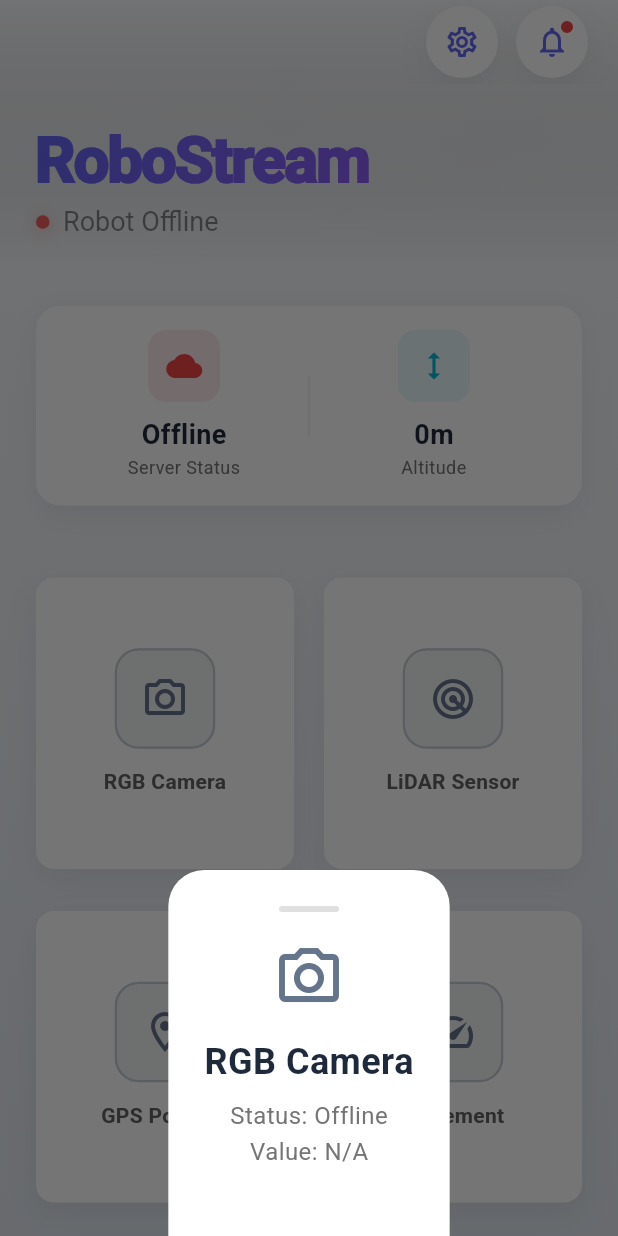
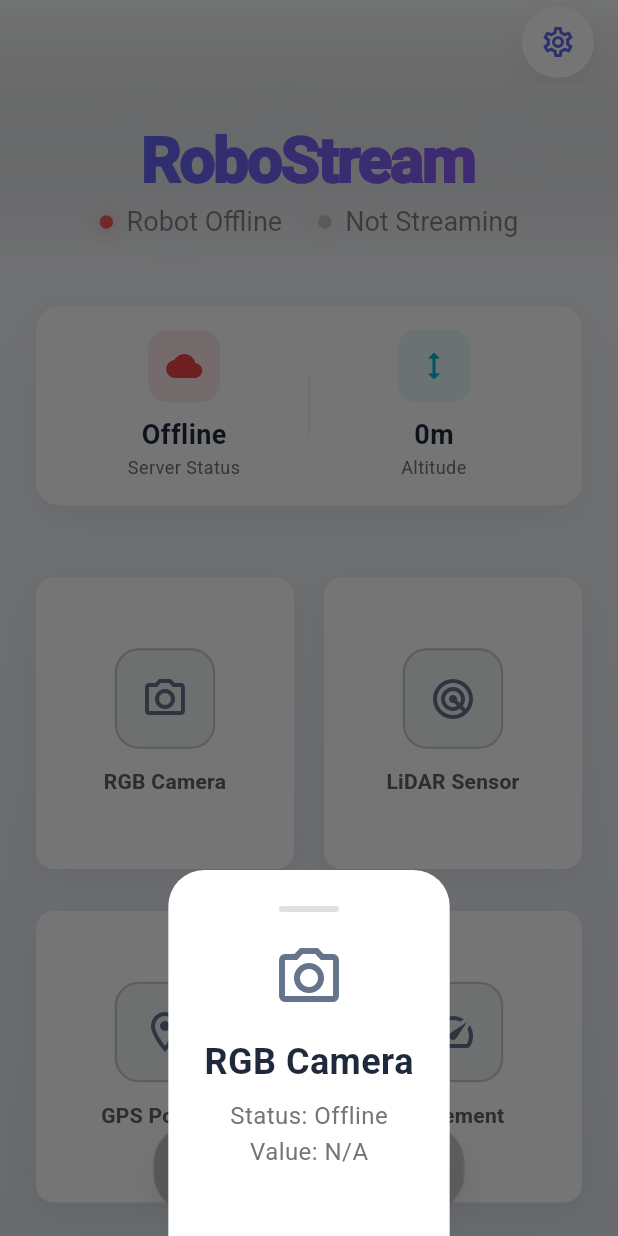
Before and after one commit to LiquidGalaxyLAB/LG-RoboStream, a Flutter app: the HomeScreen screen opened by its route, after a tap on "RGB Camera", on a phone screen of 412 x 824 dp. Run offline on Flutter 3.47's test engine with Material 3 defaults, Android fonts, the phone set to English and light mode, and no system bars; our stand-ins replace equatable, flutter_bloc, go_router; missing offline and left inert: dartssh2.

Commit message:
Implement streaming functionality with a new StreamingButton widget; update UI to reflect streaming status and modify server configuration messages.

```diff
--- a/robostream/lib/app/home_screen.dart
+++ b/robostream/lib/app/home_screen.dart
@@ -16,18 +16,16 @@ class HomeScreen extends StatefulWidget {
 
 class _HomeScreenState extends State<HomeScreen> with TickerProviderStateMixin {
   late AnimationController _parallaxController;
-  late AnimationController _headerController;
   late AnimationController _statsController;
   late AnimationController _pulseController;
 
   late Animation<double> _parallaxAnimation;
-  late Animation<double> _headerSlideAnimation;
   late Animation<double> _statsAnimation;
   late Animation<double> _pulseAnimation;
 
   final ScrollController _scrollController = ScrollController();
-  double _scrollOffset = 0.0;
   bool _isConnected = false;
+  bool _isStreaming = false;
 
   // Servicio del servidor y datos
   final RobotServerService _serverService = RobotServerService();
@@ -38,7 +36,6 @@ class _HomeScreenState extends State<HomeScreen> with TickerProviderStateMixin {
   void initState() {
     super.initState();
     _initializeAnimations();
-    _setupScrollListener();
     _startContinuousAnimations();
     _setupServerConnection();
   }
@@ -78,10 +75,6 @@ class _HomeScreenState extends State<HomeScreen> with TickerProviderStateMixin {
       duration: const Duration(milliseconds: 3000),
       vsync: this,
     );
-    _headerController = AnimationController(
-      duration: HomeStyles.headerDuration,
-      vsync: this,
-    );
     _statsController = AnimationController(
       duration: HomeStyles.statsDuration,
       vsync: this,
@@ -94,9 +87,6 @@ class _HomeScreenState extends State<HomeScreen> with TickerProviderStateMixin {
     _parallaxAnimation = Tween<double>(begin: 0.0, end: 1.0).animate(
       CurvedAnimation(parent: _parallaxController, curve: Curves.linear),
     );
-    _headerSlideAnimation = Tween<double>(begin: -50.0, end: 0.0).animate(
-      CurvedAnimation(parent: _headerController, curve: AppStyles.smoothCurve),
-    );
     _statsAnimation = Tween<double>(begin: 0.0, end: 1.0).animate(
       CurvedAnimation(parent: _statsController, curve: AppStyles.bouncyCurve),
     );
@@ -104,7 +94,6 @@ class _HomeScreenState extends State<HomeScreen> with TickerProviderStateMixin {
       CurvedAnimation(parent: _pulseController, curve: Curves.easeInOut),
     );
 
-    _headerController.forward();
     _statsController.forward();
   }
 
@@ -113,18 +102,9 @@ class _HomeScreenState extends State<HomeScreen> with TickerProviderStateMixin {
     _pulseController.repeat(reverse: true);
   }
 
-  void _setupScrollListener() {
-    _scrollController.addListener(() {
-      setState(() {
-        _scrollOffset = _scrollController.offset;
-      });
-    });
-  }
-
   @override
   void dispose() {
     _parallaxController.dispose();
-    _headerController.dispose();
     _statsController.dispose();
     _pulseController.dispose();
     _scrollController.dispose();
@@ -138,6 +118,32 @@ class _HomeScreenState extends State<HomeScreen> with TickerProviderStateMixin {
     await _serverService.checkConnection();
     await Future.delayed(const Duration(milliseconds: 1500));
     HapticFeedback.selectionClick();
+  }
+
+  void _toggleStreaming() {
+    HapticFeedback.mediumImpact();
+    setState(() {
+      _isStreaming = !_isStreaming;
+    });
+
+    if (_isStreaming) {
+      // Aquí se implementaría la lógica para iniciar el streaming al LG
+      // Por ejemplo, llamar al servicio que maneje el envío de datos al LG
+      _startStreamingToLG();
+    } else {
+      // Detener el streaming
+      _stopStreamingToLG();
+    }
+  }
+
+  void _startStreamingToLG() {
+    // TODO: Implementar la lógica para enviar datos al LG
+    print('Iniciando streaming al LG...');
+  }
+
+  void _stopStreamingToLG() {
+    // TODO: Implementar la lógica para detener el streaming al LG
+    print('Deteniendo streaming al LG...');
   }
 
   @override
@@ -168,6 +174,12 @@ class _HomeScreenState extends State<HomeScreen> with TickerProviderStateMixin {
           ),
         ),
       ),
+      floatingActionButton: StreamingButton(
+        isStreaming: _isStreaming,
+        isEnabled: _isConnected,
+        onPressed: _toggleStreaming,
+      ),
+      floatingActionButtonLocation: FloatingActionButtonLocation.centerFloat,
     );
   }
 
@@ -249,19 +261,19 @@ class _HomeScreenState extends State<HomeScreen> with TickerProviderStateMixin {
         'value': _actuatorData != null ? '${avgWheelSpeed.toStringAsFixed(0)} RPM' : 'N/A'
       },
       {
-        'icon': Icons.cloud_outlined,
-        'label': 'Server Link',
-        'color': _isConnected ? const Color(0xFF10B981) : const Color(0xFFEF4444),
-        'status': _isConnected ? 'Online' : 'Offline',
-        'value': _isConnected ? lastUpdateText : 'N/A'
-      },
-      {
         'icon': Icons.thermostat_outlined,
         'label': 'Temperature',
         'color': _actuatorData != null ? const Color(0xFFEF4444) : const Color(0xFF64748B),
         'status': _actuatorData != null ? 'Monitoring' : 'Offline',
         'value': _actuatorData != null ?
             '${((_actuatorData!.frontLeftWheel.temperature + _actuatorData!.frontRightWheel.temperature + _actuatorData!.backLeftWheel.temperature + _actuatorData!.backRightWheel.temperature) / 4).toStringAsFixed(1)}°C' : 'N/A'
+      },
+      {
+        'icon': Icons.cloud_outlined,
+        'label': 'Server Link',
+        'color': _isConnected ? const Color(0xFF10B981) : const Color(0xFFEF4444),
+        'status': _isConnected ? 'Online' : 'Offline',
+        'value': _isConnected ? lastUpdateText : 'N/A'
       },
     ];
   }
@@ -278,16 +290,8 @@ class _HomeScreenState extends State<HomeScreen> with TickerProviderStateMixin {
           StretchMode.blurBackground,
         ],
         titlePadding: const EdgeInsets.symmetric(horizontal: 24, vertical: 20),
-        centerTitle: false,        title: AnimatedBuilder(
-          animation: _headerSlideAnimation,
-          builder: (context, child) {
-            return Transform.translate(
-              offset: Offset(_headerSlideAnimation.value, -_scrollOffset * 0.1),
-              child: child,
-            );
-          },
-          child: _buildHeaderTitle(),
-        ),        background: AnimatedBuilder(
+        centerTitle: true,
+        title: _buildHeaderTitle(),        background: AnimatedBuilder(
           animation: _parallaxAnimation,
           builder: (context, child) {
             return Stack(
@@ -310,17 +314,20 @@ class _HomeScreenState extends State<HomeScreen> with TickerProviderStateMixin {
             ),
           ),
         ),
-      ),      actions: [
+      ),
+      actions: [
         Padding(
-          padding: const EdgeInsets.only(right: 20),
-          child: Row(
-            mainAxisSize: MainAxisSize.min,
-            children: [              Container(
+          padding: const EdgeInsets.only(right: 16),
+          child: Center(
+            child: Container(
+              width: 48,
+              height: 48,
               decoration: BoxDecoration(
                 shape: BoxShape.circle,
                 color: Colors.white,
                 boxShadow: AppStyles.cardShadow,
               ),
+              child: Center(
                 child: IconButton(
                   icon: const Icon(Icons.settings_outlined),
                   color: AppStyles.primaryColor,
@@ -345,38 +352,8 @@ class _HomeScreenState extends State<HomeScreen> with TickerProviderStateMixin {
                 }
               },
                 ),
-              ),const SizedBox(width: 12),
-              Container(
-                decoration: BoxDecoration(
-                  shape: BoxShape.circle,
-                  color: Colors.white,
-                  boxShadow: AppStyles.cardShadow,
-                ),
-                child: Stack(
-                  children: [
-                    IconButton(
-                      icon: const Icon(Icons.notifications_outlined),
-                      color: AppStyles.primaryColor,
-                      iconSize: 24,
-                      onPressed: () => HapticFeedback.lightImpact(),
-                    ),
-                    Positioned(
-                      right: 8,
-                      top: 8,
-                      child: Container(
-                        width: 12,
-                        height: 12,
-                        decoration: BoxDecoration(
-                          shape: BoxShape.circle,
-                          color: AppStyles.errorColor,
-                          border: Border.all(color: Colors.white, width: 2),
               ),
             ),
-                    ),
-                  ],
-                ),
-              ),
-            ],
           ),
         ),
       ],
@@ -388,7 +365,8 @@ class _HomeScreenState extends State<HomeScreen> with TickerProviderStateMixin {
         animation: _statsAnimation,
         builder: (context, child) {
           return Transform.translate(
-            offset: Offset(0, 30 * (1 - _statsAnimation.value)),              child: Opacity(
+            offset: Offset(0, 30 * (1 - _statsAnimation.value)),
+            child: Opacity(
               opacity: _statsAnimation.value.clamp(0.0, 1.0),
               child: CustomCard(
                 margin: const EdgeInsets.all(24),
@@ -622,6 +600,19 @@ class _HomeScreenState extends State<HomeScreen> with TickerProviderStateMixin {
         _buildDetailRow('Y-axis', '${imu.magnetometer.y.toStringAsFixed(2)}'),
         _buildDetailRow('Z-axis', '${imu.magnetometer.z.toStringAsFixed(2)}'),
       ]);
+    } else if (label == 'LG Streaming') {
+      detailWidgets.addAll([
+        _buildDetailRow('Status', _isStreaming ? 'Streaming Active' : 'Not Streaming'),
+        _buildDetailRow('Connection', _isConnected ? 'Robot Connected' : 'Robot Offline'),
+        _buildDetailRow('Data Rate', _isStreaming ? '10 Hz' : 'N/A'),
+        _buildDetailRow('Last Sync', _isStreaming ? 'Live' : 'N/A'),
+        if (_isStreaming) ...[
+          const SizedBox(height: 8),
+          _buildDetailRow('GPS Data', _sensorData?.gps != null ? 'Transmitting' : 'No Data'),
+          _buildDetailRow('Camera Feed', _sensorData?.camera == 'Streaming' ? 'Transmitting' : 'No Feed'),
+          _buildDetailRow('Sensor Data', _sensorData?.imu != null ? 'Transmitting' : 'No Data'),
+        ],
+      ]);
     } else if (label == 'Server Link') {
       final timestamp = _sensorData?.timestamp;
       detailWidgets.addAll([
@@ -737,9 +728,9 @@ class _HomeScreenState extends State<HomeScreen> with TickerProviderStateMixin {
   Widget _buildHeaderTitle() {
     return FittedBox(
       fit: BoxFit.scaleDown,
-      alignment: Alignment.centerLeft,
+      alignment: Alignment.center,
       child: Column(
-        crossAxisAlignment: CrossAxisAlignment.start,
+        crossAxisAlignment: CrossAxisAlignment.center,
         mainAxisSize: MainAxisSize.min,
         children: [
           ShaderMask(
@@ -755,7 +746,20 @@ class _HomeScreenState extends State<HomeScreen> with TickerProviderStateMixin {
             ),
           ),
           const SizedBox(height: 2),
+          Padding(
+            padding: const EdgeInsets.symmetric(horizontal: 8.0),
+            child: Row(
+              mainAxisSize: MainAxisSize.min,
+              mainAxisAlignment: MainAxisAlignment.center,
+              children: [
+                const SizedBox(width: 8),
                 _buildConnectionStatus(),
+                const SizedBox(width: 16),
+                _buildStreamingStatusHeader(),
+                const SizedBox(width: 8),
+              ],
+            ),
+          ),
         ],
       ),
     );
@@ -802,4 +806,46 @@ class _HomeScreenState extends State<HomeScreen> with TickerProviderStateMixin {
       ),
     );
   }
+
+  Widget _buildStreamingStatusHeader() {
+    return AnimatedBuilder(
+      animation: _pulseAnimation,
+      builder: (context, child) {
+        return Opacity(
+          opacity: _pulseAnimation.value,
+          child: child,
+        );
+      },
+      child: Row(
+        mainAxisSize: MainAxisSize.min,
+        children: [
+          Container(
+            width: 6,
+            height: 6,
+            decoration: BoxDecoration(
+              shape: BoxShape.circle,
+              color: _isStreaming ? const Color(0xFF10B981) : Colors.grey.shade400,
+              boxShadow: [
+                BoxShadow(
+                  color: (_isStreaming ? const Color(0xFF10B981) : Colors.grey.shade400)
+                      .withOpacity(0.5),
+                  blurRadius: 6,
+                  offset: const Offset(0, 1),
+                ),
+              ],
+            ),
+          ),
+          const SizedBox(width: 6),
+          Text(
+            _isStreaming ? 'Streaming' : 'Not Streaming',
+            style: const TextStyle(
+              fontSize: 12,
+              fontWeight: FontWeight.w500,
+              color: Colors.black54,
+            ),
+          ),
+        ],
+      ),
+    );
   }
+}
--- a/robostream/lib/app/login_screen.dart
+++ b/robostream/lib/app/login_screen.dart
@@ -253,16 +253,7 @@ class _LoginViewState extends State<_LoginView> with TickerProviderStateMixin {
                         duration: const Duration(milliseconds: 800),
                         builder: (context, value, child) {
                           return ShaderMask(
-                            shaderCallback: (bounds) {
-                              return LinearGradient(
-                                colors: [
-                                  AppStyles.primaryColor.withOpacity(value),
-                                  AppStyles.secondaryColor.withOpacity(value),
-                                  AppStyles.accentColor.withOpacity(value * 0.8),
-                                ],
-                                stops: const [0.0, 0.5, 1.0],
-                              ).createShader(bounds);
-                            },
+                            shaderCallback: (bounds) => AppStyles.primaryGradient.createShader(bounds),
                             child: Text(
                               'RoboStream',
                               style: Theme.of(context).textTheme.displayLarge?.copyWith(
--- a/robostream/lib/app/server_config_screen.dart
+++ b/robostream/lib/app/server_config_screen.dart
@@ -254,7 +254,7 @@ class _ServerConfigScreenState extends State<ServerConfigScreen> {
                             const Icon(Icons.check_circle, color: Colors.white),
                             const SizedBox(width: ServerConfigStyles.tinySpacing),
                             Expanded(
-                              child: Text('Configuration saved and streaming started!'),
+                              child: Text('Configuration saved and monitoring'),
                             ),
                           ],
                         ),
@@ -279,7 +279,7 @@ class _ServerConfigScreenState extends State<ServerConfigScreen> {
                 },
                 style: ServerConfigStyles.saveButtonStyle,
                 child: Text(
-                  'Save & Start Streaming',
+                  'Save & Monitor',
                   style: ServerConfigStyles.buttonTextStyle,
                 ),
               ),
--- /dev/null
+++ b/robostream/lib/widgets/streaming_button.dart
@@ -0,0 +1,131 @@
+import 'package:flutter/material.dart';
+import 'package:flutter/services.dart';
+
+class StreamingButton extends StatefulWidget {
+  final bool isStreaming;
+  final bool isEnabled;
+  final VoidCallback? onPressed;
+
+  const StreamingButton({
+    Key? key,
+    required this.isStreaming,
+    required this.isEnabled,
+    this.onPressed,
+  }) : super(key: key);
+
+  @override
+  State<StreamingButton> createState() => _StreamingButtonState();
+}
+
+class _StreamingButtonState extends State<StreamingButton> {
+  void _handlePress() {
+    if (widget.isEnabled && widget.onPressed != null) {
+      HapticFeedback.mediumImpact();
+      widget.onPressed!();
+    }
+  }
+
+  @override
+  Widget build(BuildContext context) {
+    final primaryColor = widget.isStreaming
+        ? const Color(0xFFEF4444)
+        : const Color(0xFF6366F1);
+
+    final disabledColor = Colors.grey.shade400;
+
+    return Container(
+      decoration: BoxDecoration(
+        borderRadius: BorderRadius.circular(25),
+        boxShadow: [
+          // Sombra principal
+          BoxShadow(
+            color: (widget.isEnabled ? primaryColor : disabledColor)
+                .withOpacity(0.3),
+            blurRadius: 15,
+            offset: const Offset(0, 8),
+          ),
+        ],
+      ),
+      child: Material(
+        borderRadius: BorderRadius.circular(25),
+        color: Colors.transparent,
+        child: InkWell(
+          borderRadius: BorderRadius.circular(25),
+          onTap: _handlePress,
+          child: Container(
+            padding: const EdgeInsets.symmetric(
+              horizontal: 24,
+              vertical: 16,
+            ),
+            decoration: BoxDecoration(
+              borderRadius: BorderRadius.circular(25),
+              gradient: widget.isEnabled
+                  ? LinearGradient(
+                      colors: widget.isStreaming
+                          ? [
+                              const Color(0xFFEF4444),
+                              const Color(0xFFDC2626),
+                            ]
+                          : [
+                              const Color(0xFF6366F1),
+                              const Color(0xFF4F46E5),
+                            ],
+                      begin: Alignment.topLeft,
+                      end: Alignment.bottomRight,
+                    )
+                  : LinearGradient(
+                      colors: [
+                        disabledColor,
+                        disabledColor.withOpacity(0.8),
+                      ],
+                    ),
+              border: Border.all(
+                color: Colors.white.withOpacity(0.2),
+                width: 1,
+              ),
+            ),
+            child: Row(
+              mainAxisSize: MainAxisSize.min,
+              children: [
+                // Icono con animación
+                AnimatedSwitcher(
+                  duration: const Duration(milliseconds: 300),
+                  transitionBuilder: (child, animation) {
+                    return RotationTransition(
+                      turns: animation,
+                      child: ScaleTransition(
+                        scale: animation,
+                        child: child,
+                      ),
+                    );
+                  },
+                  child: Icon(
+                    widget.isStreaming ? Icons.stop_rounded : Icons.play_arrow_rounded,
+                    key: ValueKey(widget.isStreaming),
+                    color: Colors.white,
+                    size: 24,
+                  ),
+                ),
+                const SizedBox(width: 12),
+                // Texto con animación
+                AnimatedSwitcher(
+                  duration: const Duration(milliseconds: 300),
+                  child: Text(
+                    widget.isStreaming ? 'Stop Streaming' : 'Start Streaming',
+                    key: ValueKey(widget.isStreaming),
+                    style: const TextStyle(
+                      color: Colors.white,
+                      fontSize: 16,
+                      fontWeight: FontWeight.w600,
+                      letterSpacing: 0.5,
+                    ),
+                  ),
+                ),
+              ],
+            ),
+          ),
+        ),
+      ),
+    );
+  }
+}
--- a/robostream/lib/widgets/widgets.dart
+++ b/robostream/lib/widgets/widgets.dart
@@ -9,6 +9,7 @@ export 'custom_button.dart';
 export 'custom_text_field.dart';
 export 'custom_card.dart';
 export 'system_info_card.dart';
+export 'streaming_button.dart';
 
 // Re-exportar estilos para fácil acceso
 export 'package:robostream/assets/styles/app_styles.dart';
```
Lines whose indentation alone changed are shown as unchanged.
